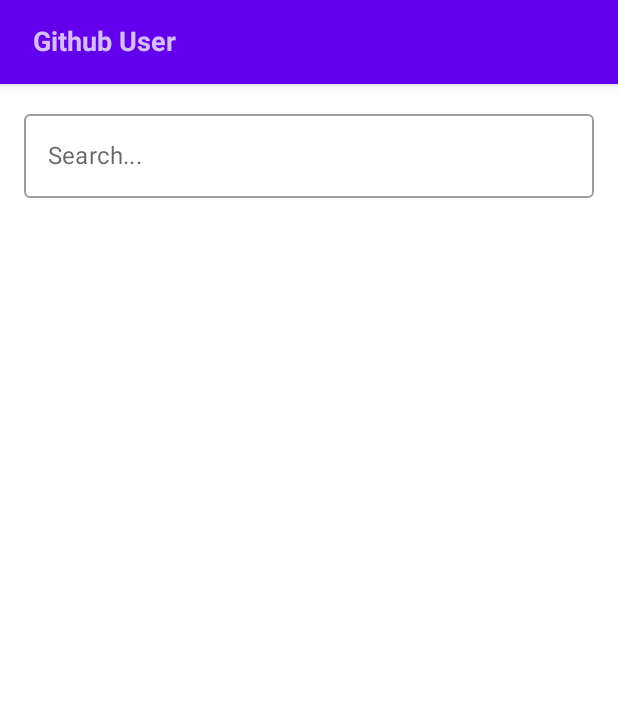
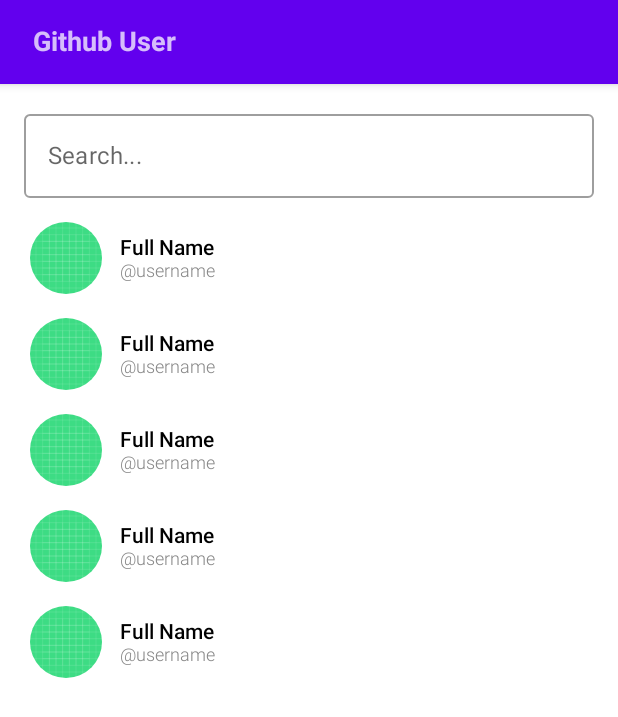
Before and after one commit to muktiwbowo/GithubUser, an Android app built with Jetpack Compose: the screen it shows after launch (MainActivity), on a phone screen of 412 x 824 dp. Shown: the top 717 px of the screen. Run offline under Robolectric (Android 15) with nearby library versions, the phone set to English and light mode, and no system bars.

Commit message:
ui: create list of user

```diff
--- a/app/src/main/java/m/wb/githubuser/MainActivity.kt
+++ b/app/src/main/java/m/wb/githubuser/MainActivity.kt
@@ -3,15 +3,19 @@ package m.wb.githubuser
 import android.os.Bundle
 import androidx.activity.ComponentActivity
 import androidx.activity.compose.setContent
-import androidx.compose.foundation.layout.Column
-import androidx.compose.foundation.layout.fillMaxSize
-import androidx.compose.foundation.layout.fillMaxWidth
-import androidx.compose.foundation.layout.padding
+import androidx.compose.foundation.Image
+import androidx.compose.foundation.layout.*
+import androidx.compose.foundation.lazy.LazyColumn
+import androidx.compose.foundation.shape.CircleShape
 import androidx.compose.foundation.text.KeyboardActions
 import androidx.compose.foundation.text.KeyboardOptions
 import androidx.compose.material.*
 import androidx.compose.runtime.*
+import androidx.compose.ui.Alignment
 import androidx.compose.ui.Modifier
+import androidx.compose.ui.draw.clip
+import androidx.compose.ui.graphics.Color
+import androidx.compose.ui.res.painterResource
 import androidx.compose.ui.text.font.FontWeight
 import androidx.compose.ui.text.input.ImeAction
 import androidx.compose.ui.tooling.preview.Preview
@@ -69,7 +73,47 @@ fun PageHome() {
                 )
             )
             /** list of users **/
-            Text(text = searchValue)
+            LazyColumn(contentPadding = PaddingValues(horizontal = 4.dp, vertical = 8.dp)) {
+                items(5) {
+                    Row(
+                        modifier = Modifier
+                            .fillMaxWidth()
+                            .padding(vertical = 8.dp),
+                        verticalAlignment = Alignment.CenterVertically,
+                    ) {
+                        /** avatar **/
+                        Image(
+                            modifier = Modifier
+                                .clip(CircleShape)
+                                .size(48.dp),
+                            painter = painterResource(id = R.drawable.ic_launcher_background),
+                            contentDescription = "avatar",
+                        )
+                        Column(
+                            modifier = Modifier.padding(horizontal = 12.dp)
+                        ) {
+                            /** full name **/
+                            Text(
+                                modifier = Modifier
+                                    .fillMaxWidth()
+                                    .padding(top = 2.dp),
+                                text = "Full Name",
+                                color = Color.Black,
+                                fontWeight = FontWeight.Medium,
+                                fontSize = 14.sp
+                            )
+                            /** username **/
+                            Text(
+                                modifier = Modifier.padding(bottom = 2.dp),
+                                text = "@username",
+                                color = Color.Gray,
+                                fontWeight = FontWeight.Light,
+                                fontSize = 12.sp
+                            )
+                        }
+                    }
+                }
+            }
         }
     }
 }
```
